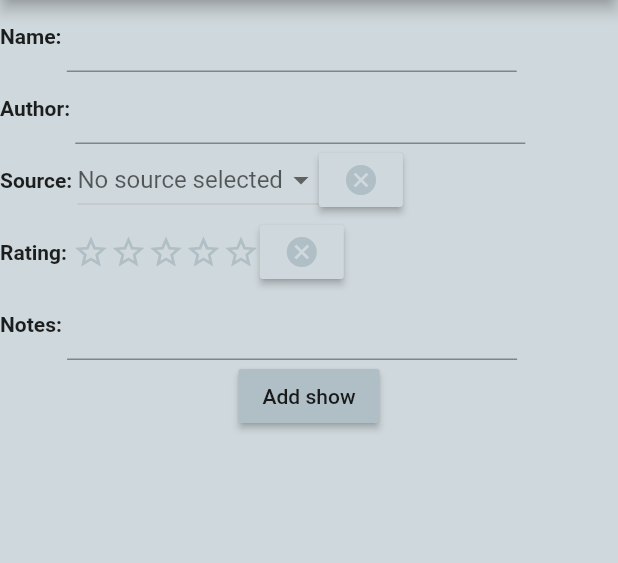
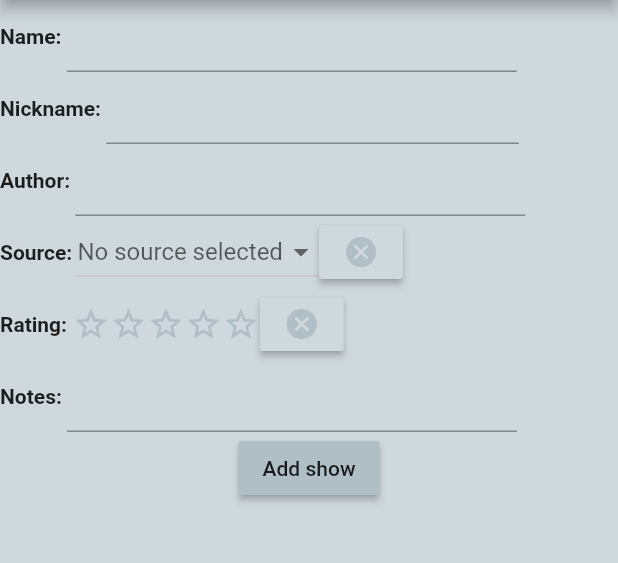
Before and after one commit to ericomoura/epitrack, a Flutter app: the NewShowScreen screen opened directly, on a phone screen of 412 x 824 dp, the part 84-647 px from its top. Run offline on Flutter 3.47's test engine with Material 2 defaults, Android fonts, the light colour scheme and no system bars; drawn by our look-alikes of smooth_star_rating; generated files the repository leaves out were written again.

Commit message:
Added show nicknames

```diff
--- a/lib/main.dart
+++ b/lib/main.dart
@@ -143,6 +143,7 @@ class _NewShowScreenState extends State<NewShowScreen>{
   final _formKey = GlobalKey<FormState>();
 
   String _newShowName = '';
+  String _newShowNickname;
   String _newShowNotes;
   double _newShowRating;
   String _newShowAuthor;
@@ -172,6 +173,15 @@ class _NewShowScreenState extends State<NewShowScreen>{
               validator: Validators.newShowName,
               onSaved: (String value) {
                 this._newShowName = value;
+              }
+            ))
+          ]),
+          Row( children:[  // Nickname
+            Text('Nickname: ', style: Constants.textStyleLabels),
+            Container(width: 275, child: TextFormField(
+              validator: Validators.newShowName,
+              onSaved: (String value) {
+                this._newShowNickname = value;
               }
             ))
           ]),
@@ -277,6 +287,7 @@ class _NewShowScreenState extends State<NewShowScreen>{
 
                 EpitrackApp.showsList.add(Show(
                   this._newShowName,
+                  nickname: this._newShowNickname,
                   notes: this._newShowNotes,
                   rating: this._newShowRating,
                   author: this._newShowAuthor,
@@ -362,6 +373,10 @@ class _ShowDetailsScreenState extends State<ShowDetailsScreen>{
             Text('Name: ', style: Constants.textStyleLabels),
             Container(width: 300, child: Text('${this._show.getName()}')),
           ]),
+          Row(children:[  // Nickname
+            Text('Nickname: ', style: Constants.textStyleLabels),
+            Container(width: 275, child: Text(this._show.getNickname() == null ? '-' : '${this._show.getNickname()}')),
+          ]),
           Row(children: [  // Number of seasons
             Text('Number of seasons: ', style: Constants.textStyleLabels),
             Text('${this._show.getNumberOfSeasons()}'),
@@ -586,6 +601,7 @@ class _EditShowScreenState extends State<EditShowScreen>{
   final _formKey = GlobalKey<FormState>();
 
   String _showName;
+  String _showNickname;
   String _showNotes;
   double _showRating;
   String _showAuthor;
@@ -594,6 +610,7 @@ class _EditShowScreenState extends State<EditShowScreen>{
   _EditShowScreenState(this._show){
     // Initializes form values
     this._showName = this._show.getName();
+    this._showNickname = this._show.getNickname();
     this._showNotes = this._show.getNotes();
     this._showRating = this._show.getRating();
     this._showAuthor = this._show.getAuthor();
@@ -625,6 +642,16 @@ class _EditShowScreenState extends State<EditShowScreen>{
               validator: Validators.editShowName,
               onSaved: (String value) {
                 this._showName = value;
+              },
+            )),
+          ]),
+          Row(children:[  // Nickname
+            Text('Nickname: ', style: Constants.textStyleLabels),
+            Container(width: 275, child: TextFormField(
+              initialValue: this._showNickname,
+              validator: Validators.editShowName,
+              onSaved: (String value) {
+                this._showNickname = value;
               },
             )),
           ]),
@@ -735,6 +762,7 @@ class _EditShowScreenState extends State<EditShowScreen>{
                 this._show.setRating(this._showRating);
                 this._show.setAuthor(this._showAuthor);
                 this._show.setSource(this._selectedSource);
+                this._show.setNickname(this._showNickname);
 
                 Utils.saveShowsToJson();
                 Navigator.pop(context);
@@ -901,7 +929,7 @@ class _SeasonDetailsScreenState extends State<SeasonDetailsScreen>{
     return Scaffold(
       appBar: AppBar(
         title: Text(
-          '${Constants.appbarPrefix}S${this._season.getNumber()} of ${this._season.getParentShow()}',
+          '${Constants.appbarPrefix}S${this._season.getNumber()} of ${this._season.getParentShow().getName()}',
           style: TextStyle(fontSize: Constants.appbarFontSize)
         )
       ),
@@ -1008,7 +1036,7 @@ class _EditSeasonScreenState extends State<EditSeasonScreen>{
     return Scaffold(
       appBar: AppBar(
         title: Text(
-          '${Constants.appbarPrefix}Editing S${this._season.getNumber()} of ${this._season.getParentShow()}',
+          '${Constants.appbarPrefix}Editing S${this._season.getNumber()} of ${this._season.getParentShow().getName()}',
           style: TextStyle(fontSize: Constants.appbarFontSize)
         )
       ),
@@ -1707,11 +1735,11 @@ class _EpisodeDetailsScreenState extends State<EpisodeDetailsScreen>{
     return Scaffold(
       appBar: AppBar(
         title: this._episode.getParentSeason() == null ?   // Remove season number from appbar if there is no season
-          Text('${Constants.appbarPrefix}E${this._episode.getNumber()} of ${this._episode.getParentShow()}',
+          Text('${Constants.appbarPrefix}E${this._episode.getNumber()} of ${this._episode.getParentShow().getName()}',
             style: TextStyle(fontSize: Constants.appbarFontSize)
           )
           :
-          Text('${Constants.appbarPrefix}S${this._episode.getParentSeason().getNumber()}E${this._episode.getNumber()} ${this._episode.getParentShow()}',
+          Text('${Constants.appbarPrefix}S${this._episode.getParentSeason().getNumber()}E${this._episode.getNumber()} ${this._episode.getParentShow().getName()}',
             style: TextStyle(fontSize: Constants.appbarFontSize)
           )
       ),
@@ -1843,12 +1871,12 @@ class _EditEpisodeScreenState extends State<EditEpisodeScreen>{
       appBar: AppBar(
         title: this._episode.getParentSeason() == null ?   // Remove season number from appbar if there is no season
           Text(
-            '${Constants.appbarPrefix}Editing E${this._episode.getNumber()} of ${_episode.getParentShow()}',
+            '${Constants.appbarPrefix}Editing E${this._episode.getNumber()} of ${_episode.getParentShow().getName()}',
             style: TextStyle(fontSize: Constants.appbarFontSize)
           )
           :
           Text(
-            '${Constants.appbarPrefix}Editing S${this._episode.getParentSeason().getNumber()}E${this._episode.getNumber()} of ${this._episode.getParentShow()}',
+            '${Constants.appbarPrefix}Editing S${this._episode.getParentSeason().getNumber()}E${this._episode.getNumber()} of ${this._episode.getParentShow().getName()}',
             style: TextStyle(fontSize: Constants.appbarFontSize)
           )
       ),
@@ -2485,6 +2513,7 @@ class _OverdueEpisodesScreenState extends State<OverdueEpisodesScreen>{
 @JsonSerializable(explicitToJson: true)
 class Show {
   String name;
+  String nickname;
   List<Season> seasons = List<Season>();
   List<Episode> episodes = List<Episode>();  // Episodes that don't have a season (e.g. specials, OVAs, etc.)
   String notes;
@@ -2492,10 +2521,13 @@ class Show {
   String author;
   String source;
 
-  Show(this.name, {this.notes, this.rating, this.author, this.source});
+  Show(this.name, {this.nickname, this.notes, this.rating, this.author, this.source});
 
   String getName() => this.name;
   void setName(String newName) => this.name = newName;
+
+  String getNickname() => this.nickname;
+  void setNickname(String newNickname) => this.nickname = newNickname;
 
   String getNotes() => this.notes;
   void setNotes(String newNote) => this.notes = newNote;
@@ -2626,7 +2658,7 @@ class Show {
   }
 
   @override
-  String toString() => this.name;
+  String toString() => this.nickname != null ? this.nickname : this.name;
 
   factory Show.fromJson(Map<String, dynamic> json) => _$ShowFromJson(json);
   Map<String, dynamic> toJson() => _$ShowToJson(this);
```
Also changed, not shown: lib/main.g.dart.
